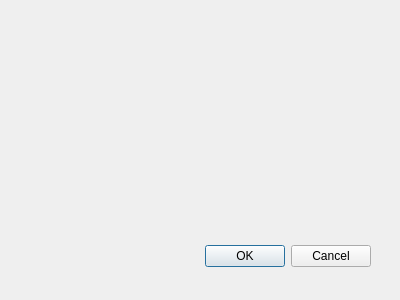
This is UI/glowbot-tools-arduino.ui in textbrowser/glitch as Qt 5 draws it before an edit. The edited form follows.
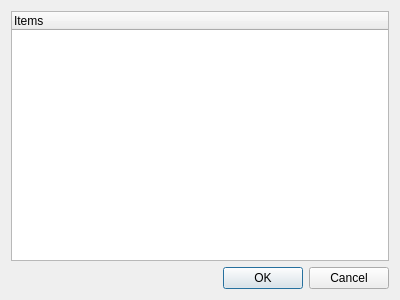
This is the edited form.

Diff of the .ui file:
```diff
--- a/UI/glowbot-tools-arduino.ui
+++ b/UI/glowbot-tools-arduino.ui
@@ -13,15 +13,18 @@
   <property name="windowTitle">
    <string>GlowBot: Arduino Tools</string>
   </property>
+  <layout class="QVBoxLayout" name="verticalLayout">
+   <item>
+    <widget class="QTreeWidget" name="treeWidget">
+     <column>
+      <property name="text">
+       <string>Items</string>
+      </property>
+     </column>
+    </widget>
+   </item>
+   <item>
   <widget class="QDialogButtonBox" name="buttonBox">
-   <property name="geometry">
-    <rect>
-     <x>30</x>
-     <y>240</y>
-     <width>341</width>
-     <height>32</height>
-    </rect>
-   </property>
    <property name="orientation">
     <enum>Qt::Horizontal</enum>
    </property>
@@ -29,6 +32,8 @@
     <set>QDialogButtonBox::Cancel|QDialogButtonBox::Ok</set>
    </property>
   </widget>
+   </item>
+  </layout>
  </widget>
  <resources/>
  <connections>
```
Left out of the diff: 3 changed lines with no effect on the pictures. Lines whose indentation alone changed are shown as unchanged.
